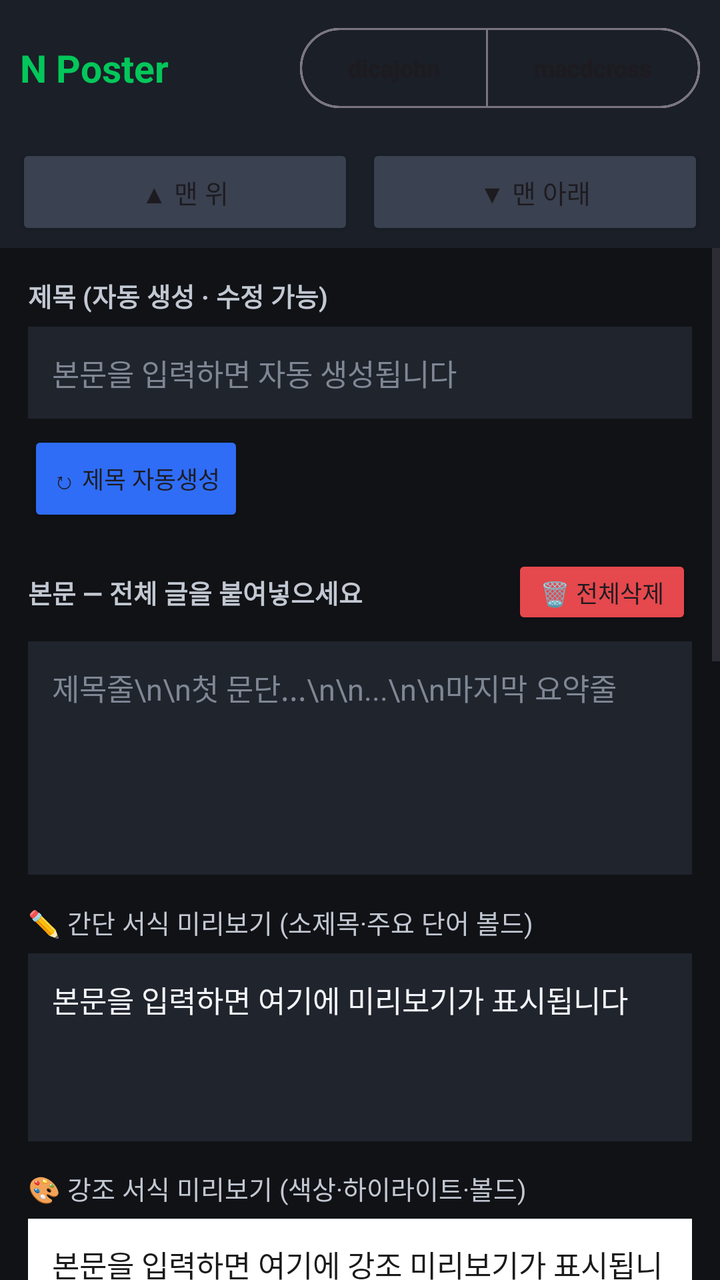
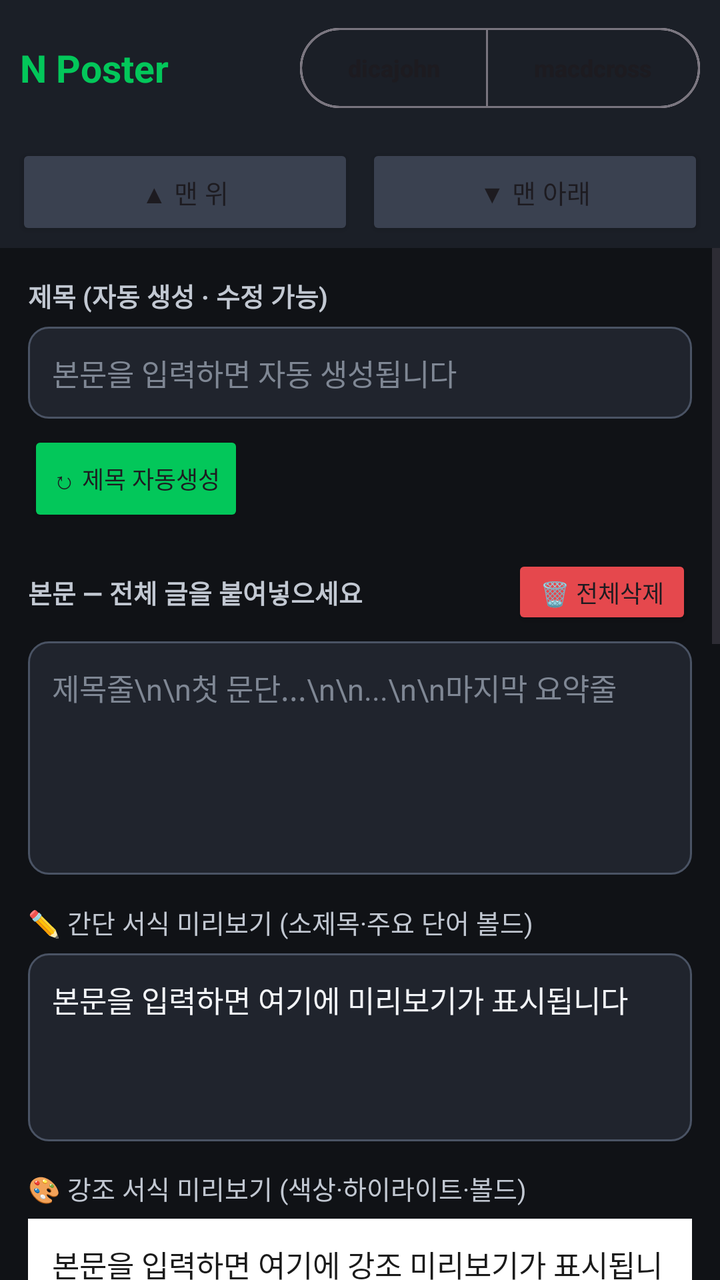

An Android layout rendered at two revisions. The XML below is the earlier revision; the diff shows what the commit changed to produce the second picture.
<!-- AndroidManifest.xml: application theme Theme.Nclaude -->
<!-- res/layout/activity_main.xml -->
<?xml version="1.0" encoding="utf-8"?>
<LinearLayout xmlns:android="http://schemas.android.com/apk/res/android"
    xmlns:app="http://schemas.android.com/apk/res-auto"
    android:layout_width="match_parent"
    android:layout_height="match_parent"
    android:orientation="vertical"
    android:background="@color/bg_app">

    
    <LinearLayout
        android:layout_width="match_parent"
        android:layout_height="wrap_content"
        android:orientation="horizontal"
        android:gravity="center_vertical"
        android:padding="10dp"
        android:background="@color/bg_bar">

        <TextView
            android:layout_width="0dp"
            android:layout_height="wrap_content"
            android:layout_weight="1"
            android:text="N Poster"
            android:textColor="@color/brand_green"
            android:textSize="19sp"
            android:textStyle="bold" />

        <com.google.android.material.button.MaterialButtonToggleGroup
            android:id="@+id/accountGroup"
            android:layout_width="wrap_content"
            android:layout_height="wrap_content"
            app:singleSelection="true"
            app:selectionRequired="true">

            <com.google.android.material.button.MaterialButton
                android:id="@+id/btnAcc1"
                style="?attr/materialButtonOutlinedStyle"
                android:layout_width="wrap_content"
                android:layout_height="wrap_content"
                android:text="dicajohn"
                android:textSize="12sp"
                android:minWidth="0dp"
                android:paddingStart="12dp"
                android:paddingEnd="12dp" />

            <com.google.android.material.button.MaterialButton
                android:id="@+id/btnAcc2"
                style="?attr/materialButtonOutlinedStyle"
                android:layout_width="wrap_content"
                android:layout_height="wrap_content"
                android:text="macdcross"
                android:textSize="12sp"
                android:minWidth="0dp"
                android:paddingStart="12dp"
                android:paddingEnd="12dp" />
        </com.google.android.material.button.MaterialButtonToggleGroup>
    </LinearLayout>

    <ProgressBar
        android:id="@+id/progress"
        style="?android:attr/progressBarStyleHorizontal"
        android:layout_width="match_parent"
        android:layout_height="wrap_content"
        android:indeterminate="true"
        android:visibility="gone" />

    <TextView
        android:id="@+id/status"
        android:layout_width="match_parent"
        android:layout_height="wrap_content"
        android:padding="8dp"
        android:textColor="@color/brand_green"
        android:textSize="14sp"
        android:textStyle="bold"
        android:visibility="gone" />

    
    <TextView
        android:id="@+id/debugLog"
        android:layout_width="match_parent"
        android:layout_height="wrap_content"
        android:paddingStart="8dp"
        android:paddingEnd="8dp"
        android:paddingTop="3dp"
        android:paddingBottom="3dp"
        android:background="#0a0c10"
        android:fontFamily="monospace"
        android:textColor="#83d39a"
        android:textSize="10sp"
        android:maxLines="3"
        android:scrollbars="vertical"
        android:visibility="gone" />

    
    <LinearLayout
        android:id="@+id/postBar"
        android:layout_width="match_parent"
        android:layout_height="wrap_content"
        android:orientation="horizontal"
        android:background="@color/bg_bar"
        android:paddingStart="8dp"
        android:paddingEnd="8dp"
        android:paddingTop="4dp"
        android:paddingBottom="4dp"
        android:visibility="gone">

        <Button android:id="@+id/btnCollapseChrome"
            android:layout_width="0dp" android:layout_height="wrap_content"
            android:layout_weight="1" android:minWidth="0dp"
            android:minHeight="0dp" android:insetTop="0dp" android:insetBottom="0dp"
            android:backgroundTint="@color/neutral_slate"
            android:text="▾ 입력도구·로그 접기" android:textSize="12sp" />

        <Button android:id="@+id/btnGuide"
            android:layout_width="0dp" android:layout_height="wrap_content"
            android:layout_weight="1" android:layout_marginStart="6dp" android:minWidth="0dp"
            android:minHeight="0dp" android:insetTop="0dp" android:insetBottom="0dp"
            android:backgroundTint="@color/warn_orange"
            android:text="❓ 사용법" android:textSize="12sp" />
    </LinearLayout>

    
    <LinearLayout
        android:id="@+id/navBar"
        android:layout_width="match_parent"
        android:layout_height="wrap_content"
        android:orientation="horizontal"
        android:background="@color/bg_bar"
        android:paddingStart="8dp"
        android:paddingEnd="8dp"
        android:paddingTop="4dp"
        android:paddingBottom="4dp">

        <Button android:id="@+id/btnScrollTop"
            android:layout_width="0dp" android:layout_height="wrap_content"
            android:layout_weight="1" android:minWidth="0dp"
            android:backgroundTint="@color/neutral_slate"
            android:text="▲ 맨 위" android:textSize="13sp" />

        <Button android:id="@+id/btnScrollBottom"
            android:layout_width="0dp" android:layout_height="wrap_content"
            android:layout_weight="1" android:layout_marginStart="6dp" android:minWidth="0dp"
            android:backgroundTint="@color/neutral_slate"
            android:text="▼ 맨 아래" android:textSize="13sp" />
    </LinearLayout>

    
    <LinearLayout
        android:id="@+id/manualBar"
        android:layout_width="match_parent"
        android:layout_height="wrap_content"
        android:orientation="vertical"
        android:background="@color/bg_bar"
        android:paddingStart="6dp"
        android:paddingEnd="6dp"
        android:paddingTop="4dp"
        android:paddingBottom="4dp"
        android:visibility="gone">

        
        <LinearLayout
            android:layout_width="match_parent"
            android:layout_height="wrap_content"
            android:orientation="horizontal">

            <Button android:id="@+id/btnFillTitle"
                android:layout_width="0dp" android:layout_height="wrap_content"
                android:layout_weight="1" android:minWidth="0dp"
                android:backgroundTint="@color/accent_blue"
                android:text="제목 입력" android:textSize="12sp"
                android:paddingStart="2dp" android:paddingEnd="2dp" />

            <Button android:id="@+id/btnTitlePaste"
                android:layout_width="0dp" android:layout_height="wrap_content"
                android:layout_weight="1" android:layout_marginStart="6dp" android:minWidth="0dp"
                android:backgroundTint="@color/accent_blue"
                android:text="제목 붙여넣기" android:textSize="12sp"
                android:paddingStart="2dp" android:paddingEnd="2dp" />
        </LinearLayout>

        
        <LinearLayout
            android:layout_width="match_parent"
            android:layout_height="wrap_content"
            android:orientation="horizontal"
            android:layout_marginTop="6dp">

            <Button android:id="@+id/btnFillBody"
                android:layout_width="0dp" android:layout_height="wrap_content"
                android:layout_weight="1" android:minWidth="0dp"
                android:backgroundTint="@color/brand_green"
                android:text="내용 입력" android:textSize="12sp"
                android:paddingStart="2dp" android:paddingEnd="2dp" />

            <Button android:id="@+id/btnBodyPaste"
                android:layout_width="0dp" android:layout_height="wrap_content"
                android:layout_weight="1" android:layout_marginStart="6dp" android:minWidth="0dp"
                android:backgroundTint="@color/brand_green"
                android:text="내용 붙여넣기" android:textSize="12sp"
                android:paddingStart="2dp" android:paddingEnd="2dp" />
        </LinearLayout>

        
        <Button android:id="@+id/btnFillPhoto"
            android:layout_width="match_parent" android:layout_height="wrap_content"
            android:layout_marginTop="6dp" android:minWidth="0dp"
            android:backgroundTint="@color/warn_orange"
            android:text="🖼 사진 입력(파일 선택창)" android:textSize="12sp"
            android:paddingStart="2dp" android:paddingEnd="2dp" />
    </LinearLayout>

    
    <LinearLayout
        android:layout_width="match_parent"
        android:layout_height="0dp"
        android:layout_weight="1"
        android:orientation="vertical">

        <ScrollView
            android:id="@+id/form"
            android:layout_width="match_parent"
            android:layout_height="0dp"
            android:layout_weight="1"
            android:fillViewport="true">

            <LinearLayout
                android:layout_width="match_parent"
                android:layout_height="wrap_content"
                android:orientation="vertical"
                android:padding="14dp">

                <LinearLayout
                    android:layout_width="match_parent"
                    android:layout_height="wrap_content"
                    android:orientation="horizontal"
                    android:gravity="center_vertical">

                    <TextView
                        android:layout_width="0dp"
                        android:layout_height="wrap_content"
                        android:layout_weight="1"
                        android:text="제목 (자동 생성 · 수정 가능)"
                        android:textColor="@color/text_secondary"
                        android:textSize="13sp"
                        android:textStyle="bold" />
                </LinearLayout>

                <EditText
                    android:id="@+id/titleInput"
                    android:layout_width="match_parent"
                    android:layout_height="wrap_content"
                    android:hint="본문을 입력하면 자동 생성됩니다"
                    android:textColor="@color/text_primary"
                    android:textColorHint="@color/text_hint"
                    android:textSize="15sp"
                    android:background="@color/bg_field"
                    android:padding="12dp"
                    android:layout_marginTop="6dp"
                    android:inputType="textMultiLine"
                    android:maxLines="3" />

                <Button
                    android:id="@+id/btnGenTitle"
                    android:layout_width="wrap_content"
                    android:layout_height="wrap_content"
                    android:layout_marginTop="6dp"
                    android:backgroundTint="@color/accent_blue"
                    android:text="↻ 제목 자동생성"
                    android:textSize="12sp" />

                <LinearLayout
                    android:layout_width="match_parent"
                    android:layout_height="wrap_content"
                    android:orientation="horizontal"
                    android:gravity="center_vertical"
                    android:layout_marginTop="14dp">

                    <TextView
                        android:id="@+id/contentLabel"
                        android:layout_width="0dp"
                        android:layout_height="wrap_content"
                        android:layout_weight="1"
                        android:text="본문 — 전체 글을 붙여넣으세요"
                        android:textColor="@color/text_secondary"
                        android:textSize="13sp"
                        android:textStyle="bold" />

                    <Button
                        android:id="@+id/btnDeleteContent"
                        android:layout_width="wrap_content"
                        android:layout_height="wrap_content"
                        android:minWidth="0dp"
                        android:minHeight="0dp"
                        android:insetTop="0dp"
                        android:insetBottom="0dp"
                        android:paddingStart="14dp"
                        android:paddingEnd="14dp"
                        android:backgroundTint="@color/danger_red"
                        android:text="🗑 전체삭제"
                        android:textSize="12sp" />
                </LinearLayout>

                <EditText
                    android:id="@+id/contentInput"
                    android:layout_width="match_parent"
                    android:layout_height="wrap_content"
                    android:hint="제목줄\n\n첫 문단...\n\n...\n\n마지막 요약줄"
                    android:textColor="@color/text_primary"
                    android:textColorHint="@color/text_hint"
                    android:textSize="15sp"
                    android:background="@color/bg_field"
                    android:padding="12dp"
                    android:layout_marginTop="6dp"
                    android:gravity="top"
                    android:minLines="5"
                    android:maxLines="6"
                    android:scrollbars="vertical"
                    android:overScrollMode="always"
                    android:inputType="textMultiLine|textCapSentences" />

                
                <TextView
                    android:layout_width="wrap_content"
                    android:layout_height="wrap_content"
                    android:layout_marginTop="14dp"
                    android:text="✏️ 간단 서식 미리보기 (소제목·주요 단어 볼드)"
                    android:textColor="@color/text_secondary"
                    android:textSize="13sp" />

                <TextView
                    android:id="@+id/previewBold"
                    android:layout_width="match_parent"
                    android:layout_height="wrap_content"
                    android:layout_marginTop="6dp"
                    android:background="@color/bg_field"
                    android:padding="12dp"
                    android:lineSpacingMultiplier="1.35"
                    android:textColor="@color/text_primary"
                    android:textSize="15sp"
                    android:lines="3"
                    android:maxLines="3"
                    android:ellipsize="end"
                    android:text="본문을 입력하면 여기에 미리보기가 표시됩니다" />

                
                <TextView
                    android:layout_width="wrap_content"
                    android:layout_height="wrap_content"
                    android:layout_marginTop="14dp"
                    android:text="🎨 강조 서식 미리보기 (색상·하이라이트·볼드)"
                    android:textColor="@color/text_secondary"
                    android:textSize="13sp" />

                <TextView
                    android:id="@+id/previewRich"
                    android:layout_width="match_parent"
                    android:layout_height="wrap_content"
                    android:layout_marginTop="6dp"
                    android:background="#ffffff"
                    android:padding="12dp"
                    android:lineSpacingMultiplier="1.35"
                    android:textColor="#1a1a1a"
                    android:textSize="15sp"
                    android:lines="3"
                    android:maxLines="3"
                    android:ellipsize="end"
                    android:text="본문을 입력하면 여기에 강조 미리보기가 표시됩니다" />

                
                <LinearLayout
                    android:layout_width="match_parent"
                    android:layout_height="wrap_content"
                    android:orientation="horizontal"
                    android:gravity="center_vertical"
                    android:layout_marginTop="16dp">

                    <Button
                        android:id="@+id/btnPickPhotos"
                        android:layout_width="wrap_content"
                        android:layout_height="wrap_content"
                        android:backgroundTint="@color/warn_orange"
                        android:text="🖼 사진 선택"
                        android:textSize="13sp" />

                    <TextView
                        android:id="@+id/photoCount"
                        android:layout_width="0dp"
                        android:layout_height="wrap_content"
                        android:layout_weight="1"
                        android:layout_marginStart="10dp"
                        android:text="선택된 사진 없음"
                        android:textColor="@color/text_secondary"
                        android:textSize="13sp" />

                    <Button
                        android:id="@+id/btnClearPhotos"
                        android:layout_width="wrap_content"
                        android:layout_height="wrap_content"
                        android:backgroundTint="@color/danger_red"
                        android:text="비우기"
                        android:textSize="12sp"
                        android:visibility="gone" />
                </LinearLayout>

                <TextView
                    android:layout_width="match_parent"
                    android:layout_height="wrap_content"
                    android:layout_marginTop="4dp"
                    android:text="사진은 본문 문단 사이에 랜덤 위치로 자동 삽입됩니다"
                    android:textColor="@color/text_hint"
                    android:textSize="11sp" />

                <HorizontalScrollView
                    android:layout_width="match_parent"
                    android:layout_height="wrap_content"
                    android:layout_marginTop="6dp"
                    android:scrollbars="none">

                    <LinearLayout
                        android:id="@+id/photoStrip"
                        android:layout_width="wrap_content"
                        android:layout_height="wrap_content"
                        android:orientation="horizontal" />
                </HorizontalScrollView>

                
                <androidx.appcompat.widget.SwitchCompat
                    android:id="@+id/autoPublishSwitch"
                    android:layout_width="match_parent"
                    android:layout_height="wrap_content"
                    android:layout_marginTop="16dp"
                    android:text="발행까지 자동 (끄면 검토 후 직접 발행)"
                    android:textColor="@color/text_primary"
                    android:textSize="13sp"
                    android:checked="false" />

                
                <Button
                    android:id="@+id/btnPost"
                    android:layout_width="match_parent"
                    android:layout_height="wrap_content"
                    android:layout_marginTop="18dp"
                    android:text="📤 블로그 포스팅"
                    android:textSize="16sp"
                    android:backgroundTint="@color/brand_green" />

                
                <Button
                    android:id="@+id/btnOpenBlogApp"
                    style="@style/AppButton"
                    android:layout_width="match_parent"
                    android:layout_height="wrap_content"
                    android:layout_marginTop="10dp"
                    android:text="네이버 블로그 열기 (스플릿 뷰)"
                    android:textSize="15sp"
                    android:backgroundTint="@color/brand_green"
                    app:icon="@drawable/ic_naver"
                    app:iconGravity="textStart"
                    app:iconTint="@color/on_color" />

                <View
                    android:layout_width="match_parent"
                    android:layout_height="1dp"
                    android:layout_marginTop="20dp"
                    android:background="#2a2f3a" />

                <TextView
                    android:layout_width="wrap_content"
                    android:layout_height="wrap_content"
                    android:layout_marginTop="16dp"
                    android:text="SNS 공유 (포스팅 완료 후)"
                    android:textColor="@color/text_secondary"
                    android:textSize="13sp"
                    android:textStyle="bold" />

                <TextView
                    android:id="@+id/postedUrl"
                    android:layout_width="match_parent"
                    android:layout_height="wrap_content"
                    android:layout_marginTop="4dp"
                    android:text="아직 게시된 글이 없습니다"
                    android:textColor="@color/text_hint"
                    android:textSize="12sp"
                    android:autoLink="web" />

                <TextView
                    android:layout_width="wrap_content"
                    android:layout_height="wrap_content"
                    android:layout_marginTop="12dp"
                    android:text="공유 원문 (자동 생성 · 붙여넣기/수정 가능)"
                    android:textColor="@color/text_secondary"
                    android:textSize="13sp" />

                <EditText
                    android:id="@+id/snsInput"
                    android:layout_width="match_parent"
                    android:layout_height="wrap_content"
                    android:hint="포스팅 완료 후 자동 생성됩니다.\n네이버 '공유하기 복사' 글을 붙여넣어도 됩니다."
                    android:textColor="@color/text_primary"
                    android:textColorHint="@color/text_hint"
                    android:textSize="14sp"
                    android:background="@color/bg_field"
                    android:padding="12dp"
                    android:layout_marginTop="6dp"
                    android:gravity="top"
                    android:minLines="2"
                    android:maxLines="3"
                    android:scrollbars="vertical"
                    android:inputType="textMultiLine" />

                <TextView
                    android:layout_width="wrap_content"
                    android:layout_height="wrap_content"
                    android:layout_marginTop="14dp"
                    android:text="후킹 메시지 (자동 변환 · 복사용)"
                    android:textColor="@color/text_secondary"
                    android:textSize="13sp" />

                <EditText
                    android:id="@+id/hookOutput"
                    android:layout_width="match_parent"
                    android:layout_height="wrap_content"
                    android:hint="공유 원문을 넣으면 후킹 문구로 자동 변환됩니다."
                    android:textColor="#ffe27a"
                    android:textColorHint="@color/text_hint"
                    android:textSize="14sp"
                    android:background="#161412"
                    android:padding="12dp"
                    android:layout_marginTop="6dp"
                    android:gravity="top"
                    android:minLines="2"
                    android:maxLines="4"
                    android:scrollbars="vertical"
                    android:inputType="textMultiLine" />

                <LinearLayout
                    android:layout_width="match_parent"
                    android:layout_height="wrap_content"
                    android:orientation="horizontal"
                    android:layout_marginTop="8dp">

                    <Button
                        android:id="@+id/btnGenHook"
                        android:layout_width="0dp"
                        android:layout_height="wrap_content"
                        android:layout_weight="1"
                        android:minWidth="0dp"
                        android:backgroundTint="@color/neutral_slate"
                        android:text="↻ 다시 생성"
                        android:textSize="13sp" />

                    <Button
                        android:id="@+id/btnCopyHook"
                        android:layout_width="0dp"
                        android:layout_height="wrap_content"
                        android:layout_weight="1"
                        android:layout_marginStart="8dp"
                        android:minWidth="0dp"
                        android:text="📋 후킹 복사"
                        android:textSize="13sp"
                        android:backgroundTint="@color/accent_blue" />
                </LinearLayout>

                
                <TextView
                    android:layout_width="match_parent"
                    android:layout_height="wrap_content"
                    android:layout_marginTop="16dp"
                    android:text="SNS별 개별 복사 (앱마다 형식 다름 · 복사 후 앱 열기)"
                    android:textColor="@color/text_secondary"
                    android:textSize="13sp" />

                <LinearLayout
                    android:id="@+id/snsCards"
                    android:layout_width="match_parent"
                    android:layout_height="wrap_content"
                    android:orientation="vertical"
                    android:layout_marginTop="2dp" />

                <View
                    android:layout_width="match_parent"
                    android:layout_height="40dp" />
            </LinearLayout>
        </ScrollView>

        
        <WebView
            android:id="@+id/web"
            android:layout_width="match_parent"
            android:layout_height="0dp"
            android:layout_weight="0"
            android:visibility="gone" />
    </LinearLayout>
</LinearLayout>
<!-- resources referenced by this layout -->
<resources>
  <color name="accent_blue">#2f6df6</color>
  <color name="bg_app">#101216</color>
  <color name="bg_bar">#1b1f27</color>
  <color name="bg_field">#20242d</color>
  <color name="brand_green">#03c75a</color>
  <color name="danger_red">#e5484d</color>
  <color name="neutral_slate">#3a4150</color>
  <color name="on_color">#ffffff</color>
  <color name="text_hint">#7f8794</color>
  <color name="text_primary">#f3f5f8</color>
  <color name="text_secondary">#c2c8d2</color>
  <color name="warn_orange">#f59e0b</color>
  <!-- drawable ic_naver (drawable) -->
  <vector xmlns:android="http://schemas.android.com/apk/res/android"
      android:width="24dp"
      android:height="24dp"
      android:viewportWidth="24"
      android:viewportHeight="24">
      <path
          android:fillColor="#FFFFFF"
          android:pathData="M5,5h4.2l5.6,8V5H19v14h-4.2l-5.6,-8v8H5z" />
  </vector>
  <style name="AppButton" parent="Widget.Material3.Button">
          <item name="cornerRadius">14dp</item>
          <item name="android:textColor">@color/on_color</item>
          <item name="android:textStyle">bold</item>
          <item name="android:textAllCaps">false</item>
          <item name="android:minHeight">46dp</item>
          <item name="android:letterSpacing">0</item>
          <item name="elevation">2dp</item>
          <item name="rippleColor">#33ffffff</item>
      </style>
  <style name="Theme.Nclaude" parent="Theme.Material3.DayNight.NoActionBar">
          <item name="android:windowBackground">@color/bg_app</item>
          <item name="android:statusBarColor">@color/bg_bar</item>
          <item name="colorPrimary">@color/brand_green</item>
          <item name="colorOnPrimary">@color/on_color</item>
          
          <item name="materialButtonStyle">@style/AppButton</item>
      </style>
</resources>

<!-- the commit's change to res/layout/activity_main.xml (unified diff, before → after) -->
@@ -252,7 +252,7 @@
                     android:textColor="@color/text_primary"
                     android:textColorHint="@color/text_hint"
                     android:textSize="15sp"
-                    android:background="@color/bg_field"
+                    android:background="@drawable/bg_input"
                     android:padding="12dp"
                     android:layout_marginTop="6dp"
                     android:inputType="textMultiLine"
@@ -263,7 +263,7 @@
                     android:layout_width="wrap_content"
                     android:layout_height="wrap_content"
                     android:layout_marginTop="6dp"
-                    android:backgroundTint="@color/accent_blue"
+                    android:backgroundTint="@color/brand_green"
                     android:text="↻ 제목 자동생성"
                     android:textSize="12sp" />
 
@@ -307,7 +307,7 @@
                     android:textColor="@color/text_primary"
                     android:textColorHint="@color/text_hint"
                     android:textSize="15sp"
-                    android:background="@color/bg_field"
+                    android:background="@drawable/bg_input"
                     android:padding="12dp"
                     android:layout_marginTop="6dp"
                     android:gravity="top"
@@ -331,7 +331,7 @@
                     android:layout_width="match_parent"
                     android:layout_height="wrap_content"
                     android:layout_marginTop="6dp"
-                    android:background="@color/bg_field"
+                    android:background="@drawable/bg_input"
                     android:padding="12dp"
                     android:lineSpacingMultiplier="1.35"
                     android:textColor="@color/text_primary"
@@ -498,7 +498,7 @@
                     android:textColor="@color/text_primary"
                     android:textColorHint="@color/text_hint"
                     android:textSize="14sp"
-                    android:background="@color/bg_field"
+                    android:background="@drawable/bg_input"
                     android:padding="12dp"
                     android:layout_marginTop="6dp"
                     android:gravity="top"
@@ -523,7 +523,7 @@
                     android:textColor="#ffe27a"
                     android:textColorHint="@color/text_hint"
                     android:textSize="14sp"
-                    android:background="#161412"
+                    android:background="@drawable/bg_input"
                     android:padding="12dp"
                     android:layout_marginTop="6dp"
                     android:gravity="top"
@@ -561,6 +561,16 @@
                 </LinearLayout>
 
                 
+                <Button
+                    android:id="@+id/btnShareAll"
+                    android:layout_width="match_parent"
+                    android:layout_height="wrap_content"
+                    android:layout_marginTop="8dp"
+                    android:backgroundTint="@color/brand_green"
+                    android:text="📤 전체 SNS 순서대로 공유"
+                    android:textSize="14sp" />
+
+                
                 <TextView
                     android:layout_width="match_parent"
                     android:layout_height="wrap_content"
@@ -581,6 +591,15 @@
                     android:layout_height="40dp" />
             </LinearLayout>
         </ScrollView>
+
+        
+        <View
+            android:id="@+id/splitHandle"
+            android:layout_width="match_parent"
+            android:layout_height="24dp"
+            android:background="@drawable/split_handle"
+            android:contentDescription="화면 비율 조절 핸들"
+            android:visibility="gone" />
 
         
         <WebView
<!-- resource entries referenced after the edit -->
@@ -1,9 +1,8 @@
 <!-- resources referenced by this layout -->
 <resources>
-  <color name="accent_blue">#2f6df6</color>
+  <color name="accent_blue">#2e90fa</color>
   <color name="bg_app">#101216</color>
   <color name="bg_bar">#1b1f27</color>
-  <color name="bg_field">#20242d</color>
   <color name="brand_green">#03c75a</color>
   <color name="danger_red">#e5484d</color>
   <color name="neutral_slate">#3a4150</color>
@@ -12,6 +11,14 @@
   <color name="text_primary">#f3f5f8</color>
   <color name="text_secondary">#c2c8d2</color>
   <color name="warn_orange">#f59e0b</color>
+  <!-- drawable bg_input (drawable) -->
+  <?xml version="1.0" encoding="utf-8"?>
+  <shape xmlns:android="http://schemas.android.com/apk/res/android"
+      android:shape="rectangle">
+      <solid android:color="@color/bg_field" />
+      <stroke android:width="1dp" android:color="@color/field_outline" />
+      <corners android:radius="10dp" />
+  </shape>
   <!-- drawable ic_naver (drawable) -->
   <vector xmlns:android="http://schemas.android.com/apk/res/android"
       android:width="24dp"
@@ -22,6 +29,22 @@
           android:fillColor="#FFFFFF"
           android:pathData="M5,5h4.2l5.6,8V5H19v14h-4.2l-5.6,-8v8H5z" />
   </vector>
+  <!-- drawable split_handle (drawable) -->
+  <?xml version="1.0" encoding="utf-8"?>
+  <layer-list xmlns:android="http://schemas.android.com/apk/res/android">
+      <item>
+          <shape android:shape="rectangle">
+              <solid android:color="@color/split_bar_bg" />
+          </shape>
+      </item>
+      <item android:gravity="center">
+          <shape android:shape="rectangle">
+              <size android:width="52dp" android:height="5dp" />
+              <solid android:color="@color/split_grip" />
+              <corners android:radius="3dp" />
+          </shape>
+      </item>
+  </layer-list>
   <style name="AppButton" parent="Widget.Material3.Button">
           <item name="cornerRadius">14dp</item>
           <item name="android:textColor">@color/on_color</item>
@@ -40,5 +63,9 @@
           
           <item name="materialButtonStyle">@style/AppButton</item>
       </style>
+  <color name="bg_field">#20242d</color>
+  <color name="field_outline">#4a5364</color>
+  <color name="split_bar_bg">#232833</color>
+  <color name="split_grip">#8a93a3</color>
 </resources>
 
